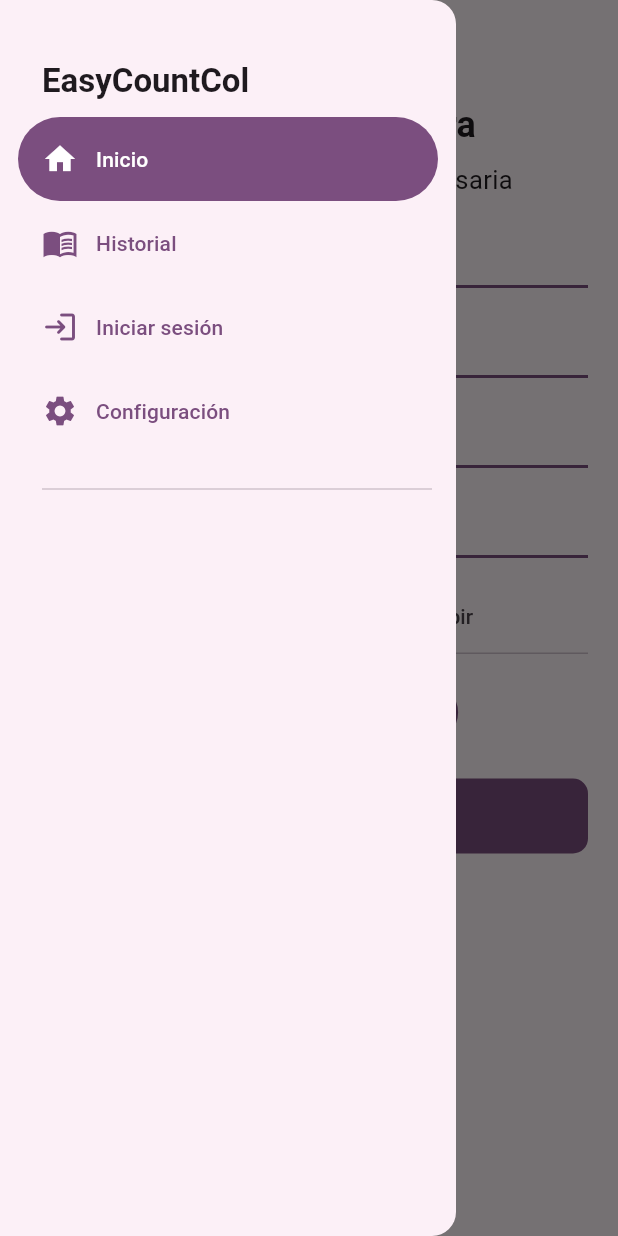
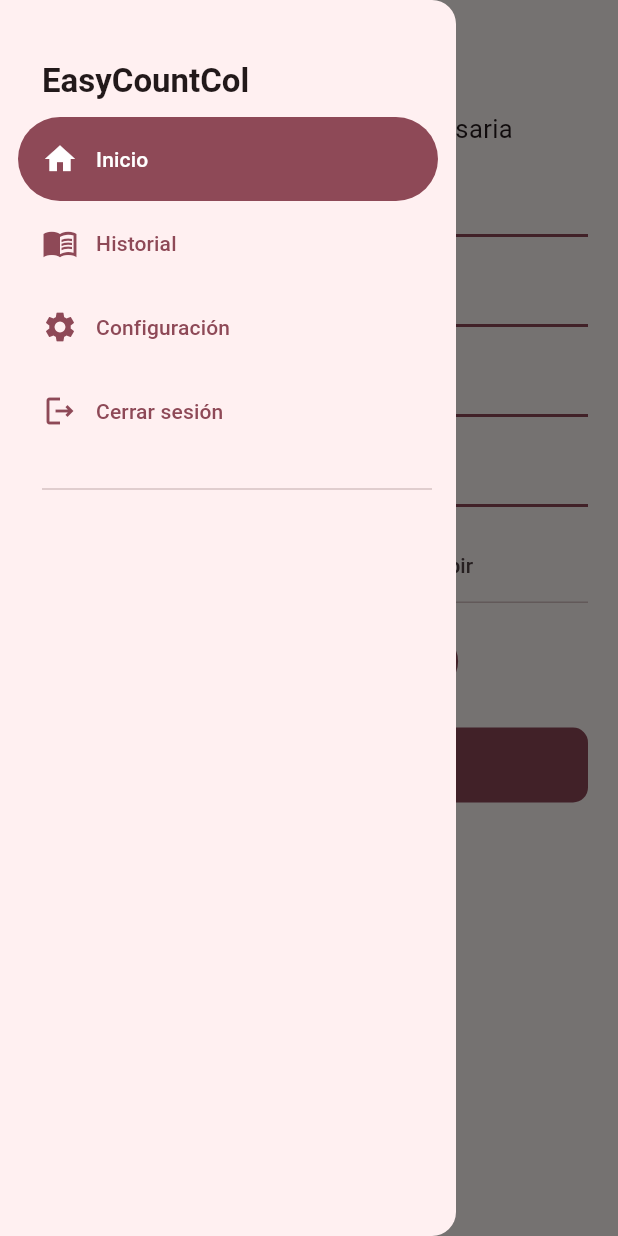
Before and after one commit to LuisVilla12/easycountcol, a Flutter app: the HomeScreen screen opened by its route, with the side drawer open, on a phone screen of 412 x 824 dp. Run offline on Flutter 3.47's test engine with Material 3 defaults, Android fonts, the phone set to English and light mode, and no system bars; our stand-ins replace animate_do, equatable, flutter_bloc, go_router, image_picker, shared_preferences; accounts and stored records are empty; network calls fail.

Commit message:
Reset Login

```diff
--- a/lib/config/api/RegisterSample.dart
+++ b/lib/config/api/RegisterSample.dart
@@ -7,7 +7,7 @@
   required String type_sample,
   required String volumen_sample,
   required String factor_sample,
-  required String sample_file,  // Asegúrate de tener el paquete "dart:io" para trabajar con archivos.
+  required String sample_file,
 }) async {
   final uri = Uri.parse('http://10.0.2.2:8000/registrar-muestra-file'); // Asegúrate de que coincida con tu ruta
 
--- a/lib/config/api/models/Samples.dart
+++ b/lib/config/api/models/Samples.dart
@@ -8,6 +8,7 @@ class Sample {
   final String image;
   final String date;
   final double result;
+  final int count;
 
   Sample({
     required this.id,
@@ -19,6 +20,7 @@ class Sample {
     required this.image,
     required this.date,
     required this.result,
+    required this.count,
   });
 
   // Método para crear un Sample a partir de la sublista
@@ -33,6 +35,7 @@ class Sample {
       image: json[6],
       date: json[7],
       result: json[8],
+      count: json[9],
     );
   }
 }
--- a/lib/config/menu/menu_items.dart
+++ b/lib/config/menu/menu_items.dart
@@ -35,16 +35,16 @@ const appMenuItems=<MenuItem>[
     link: '/history',
     icon:Icons.menu_book_sharp ,
   ),
-    MenuItem(
-    title:'Iniciar sesión' ,
-    subtitle: 'Accede a tu cuenta',
-    link: '/login',
-    icon:Icons.login_rounded,
-  ),
   MenuItem(
     title:'Configuración' ,
     subtitle: 'Personalización de la aplicación',
     link: '/config',
     icon:Icons.settings,
   ),
+    MenuItem(
+    title:'Cerrar sesión' ,
+    subtitle: 'Cerrar sesión',
+    link: '/logout',
+    icon:Icons.logout_outlined ,
+  ),
 ];
--- a/lib/config/presentation/screens/auth/login_screen.dart
+++ b/lib/config/presentation/screens/auth/login_screen.dart
@@ -196,7 +196,7 @@ Widget build(BuildContext context) {
                         email: email,
                         password: password,
                       );
-                      print('----------$resultado--------');
+                      // print('----------$resultado--------');
                       if (resultado['ok']) {
                       // Instancia del almacenamiento del usuario que inicio sesión
                       final sharedDatosUsuario = await SharedPreferences.getInstance();
@@ -215,6 +215,7 @@ Widget build(BuildContext context) {
                                 // Una vez que se registre solicitar iniciar sesión
                                 Navigator.pop(context);
                                 context.pushNamed(HomeScreen.name);
+                                formKeyLogin.currentState!.reset();
                               },
                               child: const Text('Continuar'),
                             ),
--- a/lib/config/presentation/screens/home_screen.dart
+++ b/lib/config/presentation/screens/home_screen.dart
@@ -17,7 +17,7 @@ class HomeScreen extends StatelessWidget {
     final scaffoldKey=GlobalKey<ScaffoldState>();
     return
       Scaffold(
-        appBar: AppBar(title: const Text('Inicio'),),
+        appBar: AppBar(title: const Text('Registar muestra '),),
         drawer: SideMenu(scaffoldKey: scaffoldKey),
         body: _viewCamera() ,
     );
@@ -105,10 +105,10 @@ Widget buildImageView() {
           children: [
             // Mostar el id del shared preferences
             // Text(idUser != null ? idUser.toString() : 'Cargando...'),
-            const Text(
-              'Registro de muestra',
-              style: TextStyle(fontSize: 24, fontWeight: FontWeight.bold),
-            ),
+            // const Text(
+            //   'Registro de muestra',
+            //   style: TextStyle(fontSize: 24, fontWeight: FontWeight.bold),
+            // ),
             const SizedBox(height: 8),
             const Text('Complete la información necesaria',style: TextStyle(fontSize: 17),),
             const SizedBox(height: 12),
@@ -247,7 +247,8 @@ Widget buildImageView() {
               try{
                   final result = await uploadSampleWithFile(
                     sample_name: nameSample,
-                    id_user: 3,
+                    // En caso de no contar con user_id asignar el 1
+                    id_user: idUser??1,
                     type_sample: typeSample,
                     volumen_sample: volumenSample,
                     factor_sample: factorSample,
--- a/lib/config/presentation/screens/results_screen.dart
+++ b/lib/config/presentation/screens/results_screen.dart
@@ -21,6 +21,7 @@ class _ResultsScreenState extends State<ResultsScreen> {
     super.initState();
     data = fetchData();
   }
+
 
   Future<Map<String, dynamic>> fetchData() async {
     final originalUrl = 'http://10.0.2.2:8000/imagen-original/${widget.idMuestra}';
--- a/lib/config/router/app_router.dart
+++ b/lib/config/router/app_router.dart
@@ -1,4 +1,5 @@
 import 'package:easycoutcol/config/presentation/screens/auth/login_screen.dart';
+import 'package:easycoutcol/config/presentation/screens/auth/logout_screen.dart';
 import 'package:easycoutcol/config/presentation/screens/config_screen.dart';
 import 'package:easycoutcol/config/presentation/screens/history_screen.dart';
 import 'package:easycoutcol/config/presentation/screens/home_screen.dart';
@@ -8,22 +9,22 @@ import 'package:go_router/go_router.dart';
 
 // Definir rutas
 final appRouter = GoRouter(
-  initialLocation: '/login',
+  initialLocation: '/home',
   routes: [
-     GoRoute(
+    GoRoute(
       path: '/tutorial',
       name: TutorialScreen.name,
-      builder: (context, state) => TutorialScreen(),
+      builder: (context, state) => const TutorialScreen(),
     ),
     GoRoute(
       path: '/home',
       name: HomeScreen.name,
-      builder: (context, state) => HomeScreen(),
+      builder: (context, state) => const HomeScreen(),
     ),
     GoRoute(
       path: '/history',
       name: HistoryScreen.name,
-      builder: (context, state) => HistoryScreen(),
+      builder: (context, state)=> const HistoryScreen(),
     ),
     GoRoute(
       path: '/results:id',
@@ -36,12 +37,17 @@ final appRouter = GoRouter(
     GoRoute(
       path: '/config',
       name: ConfigScreen.name,
-      builder: (context, state) => ConfigScreen(),
+      builder: (context, state) => const ConfigScreen(),
     ),
     GoRoute(
       path: '/login',
       name: LoginScreen.name,
-      builder: (context, state) => LoginScreen(),
+      builder: (context, state) => const LoginScreen(),
+    ),
+    GoRoute(
+      path: '/logout',
+      name: LogoutScreen.name,
+      builder: (context, state) => const LogoutScreen(),
     ),
   ],
 );
--- a/lib/main.dart
+++ b/lib/main.dart
@@ -18,7 +18,7 @@ class MainApp extends StatelessWidget {
       // Quitar banner
       debugShowCheckedModeBanner: false,
       // colocar tme
-      theme: AppTheme(selectedColor: 4).getTheme(),
+      theme: AppTheme(selectedColor: 3).getTheme(),
     );
   }
 }
```
Also changed, not shown: lib/config/functions/showAlertLogOut.dart (added, +34 -0 lines), lib/config/presentation/screens/auth/logout_screen.dart (added, +55 -0 lines), lib/config/presentation/screens/history_screen.dart (+18 -2 lines), lib/config/api/processed/40a30fab8df745778adc2ff4d53a4c26_scaled_1000000033.jpg (added), lib/config/api/processed/6581c228926b40d7a98e3f9df9b22811_scaled_04b90a0a-db97-424d-bddc-4eef92caecda8200079754385279693.jpg (added), lib/config/api/processed/953ec281f2d04d95bd500dc46e1d53fa_scaled_68498ed8-5621-4949-a6bb-aebcfbc431414309522036046428919.jpg (added), lib/config/api/uploads/40a30fab8df745778adc2ff4d53a4c26_scaled_1000000033.jpg (added), lib/config/api/uploads/6581c228926b40d7a98e3f9df9b22811_scaled_04b90a0a-db97-424d-bddc-4eef92caecda8200079754385279693.jpg (added), lib/config/api/uploads/953ec281f2d04d95bd500dc46e1d53fa_scaled_68498ed8-5621-4949-a6bb-aebcfbc431414309522036046428919.jpg (added), 1 other file.
